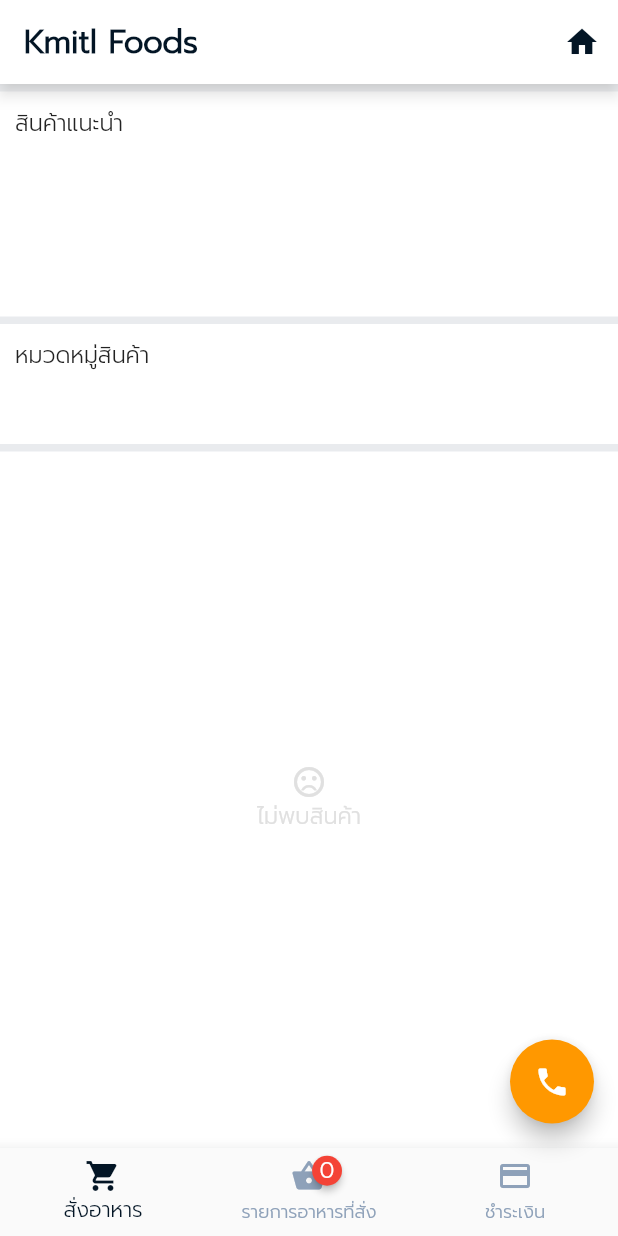
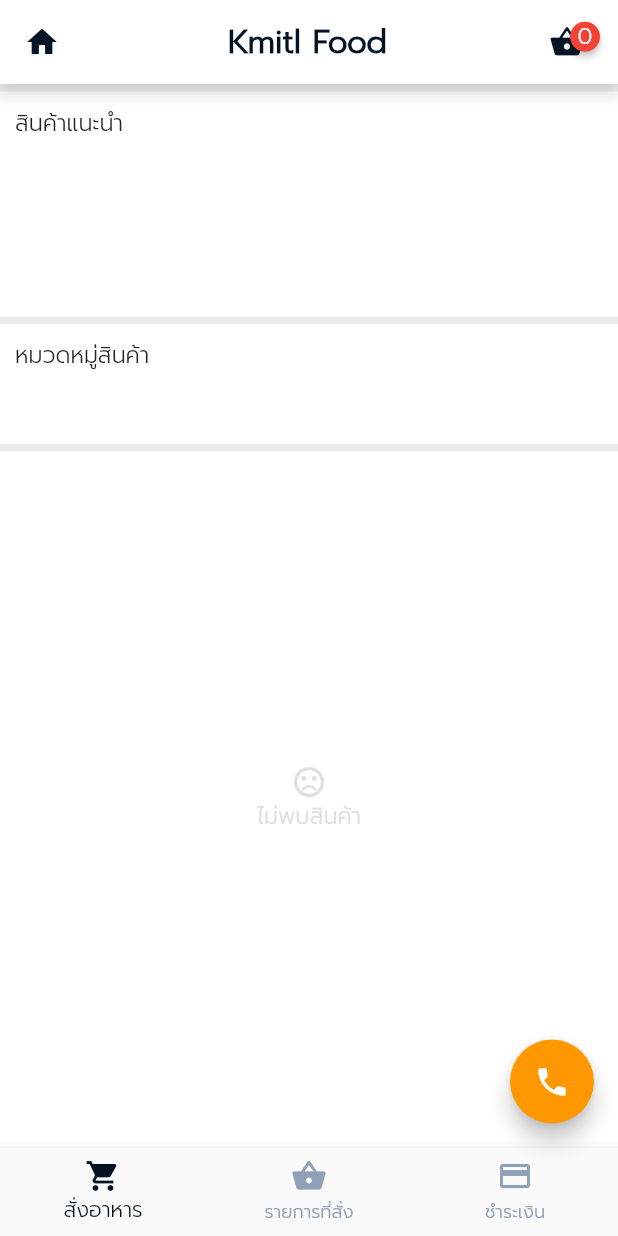
Before and after one commit to boatsuka/flutter_restaurant, a Flutter app: the screen it shows after launch, on a phone screen of 412 x 824 dp. Run offline on Flutter 3.47's test engine with Material 2 defaults, Android fonts, the phone set to English and light mode, and no system bars; drawn by our look-alikes of badges; our stand-ins replace cached_network_image, cloud_firestore, firebase_auth, firebase_storage, fluro, flutter_slidable and 4 more; missing offline and left inert: dart:html; accounts and stored records are empty; statements that could not run were skipped.

Commit message:
edit appbar count order

```diff
--- a/lib/home.dart
+++ b/lib/home.dart
@@ -122,17 +122,38 @@ class _HomePageState extends State<HomePage> {
   @override
   Widget build(BuildContext context) {
     return Scaffold(
+      // appBar: AppBar(
+      //   title: Row(
+      //     children: [
+      //       Text(
+      //         'Kmitl Foods',
+      //         style: TextStyle(color: ThemeColors.kPrimaryColor),
+      //       )
+      //     ],
+      //   ),
+      //   actions: [
+      //     IconButton(
+      //       icon: Icon(
+      //         Icons.home,
+      //         color: ThemeColors.kPrimaryColor,
+      //       ),
+      //       onPressed: () {
+      //         Navigator.of(context)
+      //             .push(MaterialPageRoute(builder: (context) => LoginPage()));
+      //       },
+      //     ),
+      //   ],
+      //   backgroundColor: Colors.white,
+      //   shadowColor: Colors.white,
+      // ),
       appBar: AppBar(
-        title: Row(
-          children: [
-            Text(
-              'Kmitl Foods',
+        title: Center(
+          child: Text(
+            'Kmitl Food',
             style: TextStyle(color: ThemeColors.kPrimaryColor),
-            )
-          ],
           ),
-        actions: [
-          IconButton(
+        ),
+        leading: IconButton(
           icon: Icon(
             Icons.home,
             color: ThemeColors.kPrimaryColor,
@@ -142,6 +163,25 @@ class _HomePageState extends State<HomePage> {
                 .push(MaterialPageRoute(builder: (context) => LoginPage()));
           },
         ),
+        actions: [
+          Padding(
+            padding: const EdgeInsets.only(right: 10),
+            child: IconButton(
+              icon: Badge(
+                shape: BadgeShape.circle,
+                borderRadius: BorderRadius.circular(80),
+                child: Icon(
+                  Icons.shopping_basket,
+                  color: ThemeColors.kPrimaryColor,
+                ),
+                badgeContent: Text(
+                  '$totalItems',
+                  style: TextStyle(color: Colors.white),
+                ),
+              ),
+              onPressed: () => null,
+            ),
+          )
         ],
         backgroundColor: Colors.white,
         shadowColor: Colors.white,
@@ -179,16 +219,7 @@ class _HomePageState extends State<HomePage> {
           BottomNavigationBarItem(
               icon: Icon(Icons.shopping_cart), label: 'สั่งอาหาร'),
           BottomNavigationBarItem(
-              icon: Badge(
-                shape: BadgeShape.circle,
-                borderRadius: BorderRadius.circular(100),
-                child: Icon(Icons.shopping_basket),
-                badgeContent: Text(
-                  '$totalItems',
-                  style: TextStyle(color: Colors.white),
-                ),
-              ),
-              label: 'รายการอาหารที่สั่ง'),
+              icon: Icon(Icons.shopping_basket), label: 'รายการที่สั่ง'),
           BottomNavigationBarItem(icon: Icon(Icons.payment), label: 'ชำระเงิน')
         ],
       ),
```
Lines whose indentation alone changed are shown as unchanged.
